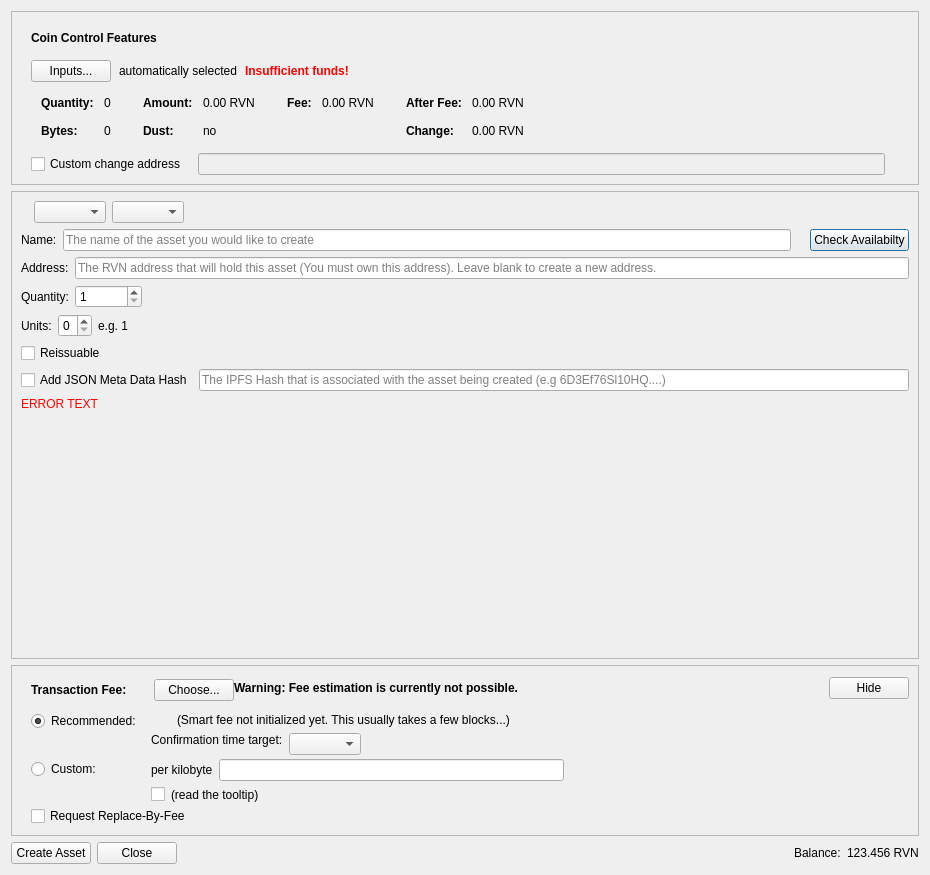
First picture: the form in src/qt/forms/createassetdialog.ui, repository drag0ng/Placeholders-X16R, before the edit.
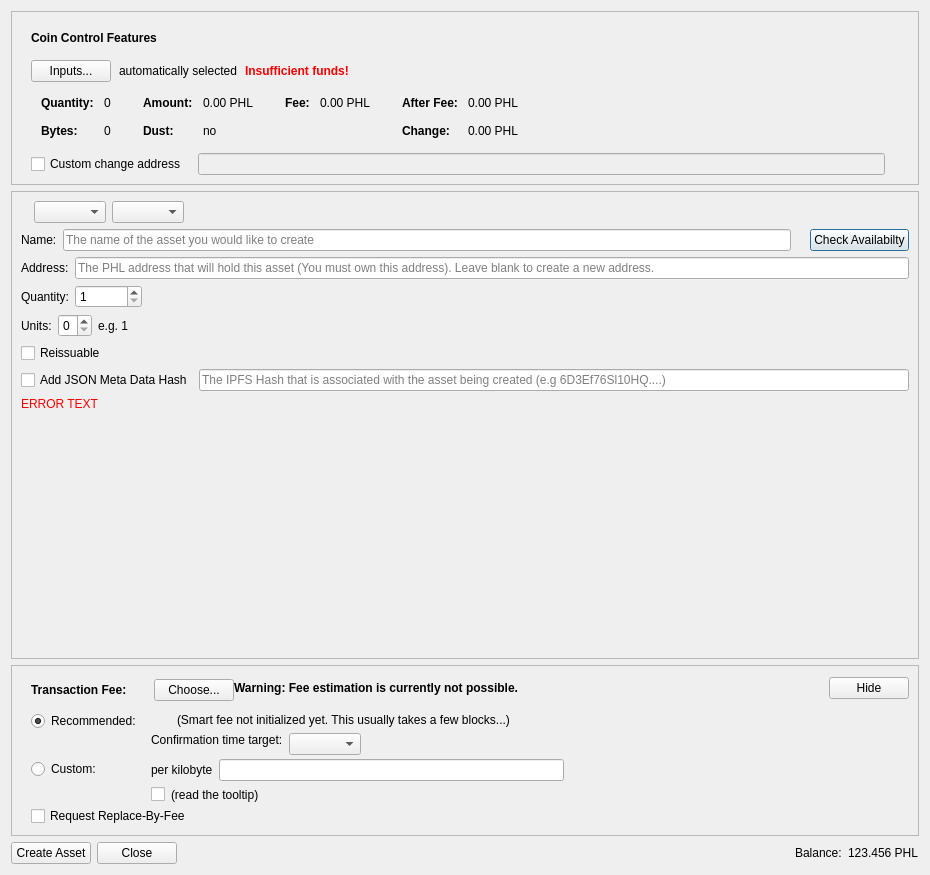
Second picture: the form after the edit. Custom widgets are drawn as their Qt base class.

The edit to the form file:
```diff
--- a/src/qt/forms/createassetdialog.ui
+++ b/src/qt/forms/createassetdialog.ui
@@ -318,7 +318,7 @@
                   <enum>Qt::ActionsContextMenu</enum>
                  </property>
                  <property name="text">
-                  <string notr="true">0.00 RVN</string>
+                  <string notr="true">0.00 PHL</string>
                  </property>
                  <property name="textInteractionFlags">
                   <set>Qt::LinksAccessibleByMouse|Qt::TextSelectableByKeyboard|Qt::TextSelectableByMouse</set>
@@ -398,7 +398,7 @@
                   <enum>Qt::ActionsContextMenu</enum>
                  </property>
                  <property name="text">
-                  <string notr="true">0.00 RVN</string>
+                  <string notr="true">0.00 PHL</string>
                  </property>
                  <property name="textInteractionFlags">
                   <set>Qt::LinksAccessibleByMouse|Qt::TextSelectableByKeyboard|Qt::TextSelectableByMouse</set>
@@ -449,7 +449,7 @@
                   <enum>Qt::ActionsContextMenu</enum>
                  </property>
                  <property name="text">
-                  <string notr="true">0.00 RVN</string>
+                  <string notr="true">0.00 PHL</string>
                  </property>
                  <property name="textInteractionFlags">
                   <set>Qt::LinksAccessibleByMouse|Qt::TextSelectableByKeyboard|Qt::TextSelectableByMouse</set>
@@ -478,7 +478,7 @@
                   <enum>Qt::ActionsContextMenu</enum>
                  </property>
                  <property name="text">
-                  <string notr="true">0.00 RVN</string>
+                  <string notr="true">0.00 PHL</string>
                  </property>
                  <property name="textInteractionFlags">
                   <set>Qt::LinksAccessibleByMouse|Qt::TextSelectableByKeyboard|Qt::TextSelectableByMouse</set>
@@ -671,7 +671,7 @@
              <string/>
             </property>
             <property name="placeholderText">
-             <string>The RVN address that will hold this asset (You must own this address). Leave blank to create a new address.</string>
+             <string>The PHL address that will hold this asset (You must own this address). Leave blank to create a new address.</string>
             </property>
            </widget>
           </item>
@@ -1362,7 +1362,7 @@
         <enum>Qt::RightToLeft</enum>
        </property>
        <property name="text">
-        <string>123.456 RVN</string>
+        <string>123.456 PHL</string>
        </property>
       </widget>
      </item>
```
